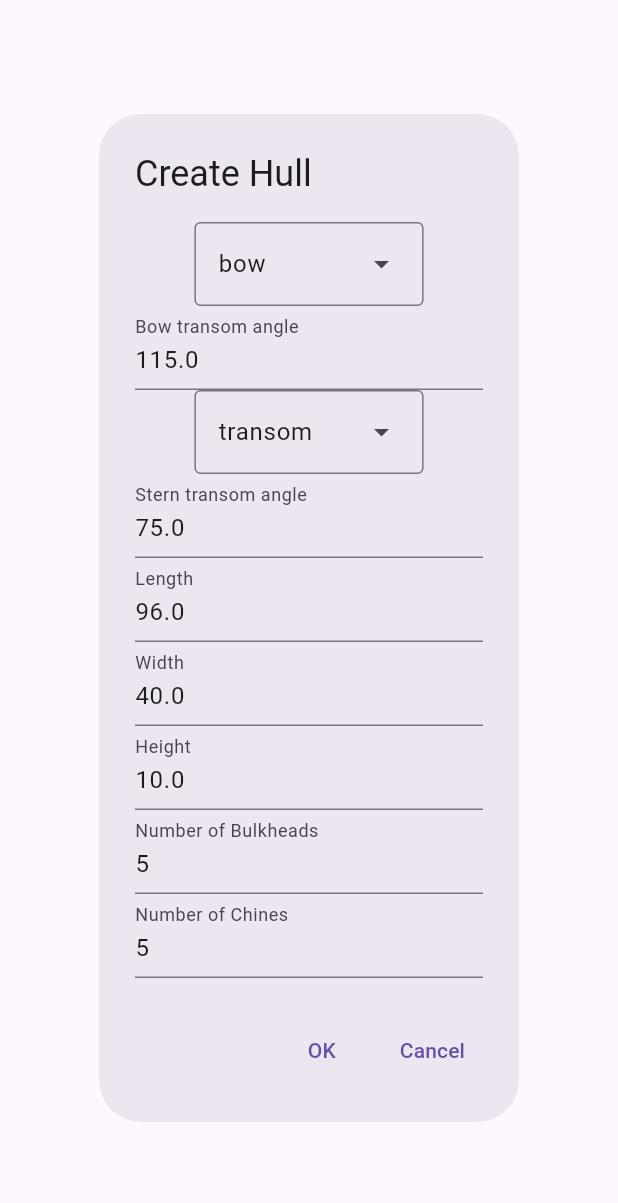
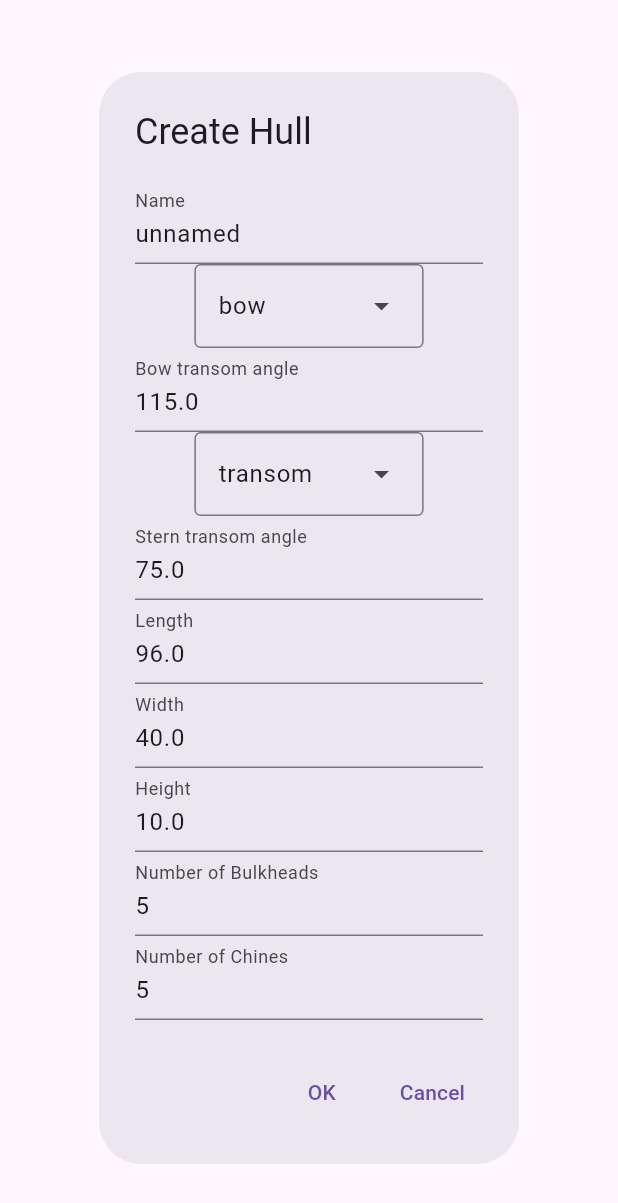
Before and after one commit to philip-w-howard/AVSHullWeb, a Flutter app: the NewHullDialog widget shown alone on an empty page, opened directly with empty values, on a phone screen of 412 x 824 dp. Shown: the top 1203 px of the screen. Run offline on Flutter 3.47's test engine with Material 3 defaults, Android fonts, the phone set to English and light mode, and no system bars; missing offline and left inert: dart:html.

Commit message:
Hulls Save/Load from Local storage based on hull name. Can export/import JSON.

```diff
--- a/avs_hull_web/lib/UI/input_helpers.dart
+++ b/avs_hull_web/lib/UI/input_helpers.dart
@@ -76,3 +76,37 @@ class IntEntry extends TextField {
     }
   }
 }
+
+// ****************************************************************
+class MyTextEntry extends TextField {
+  final ValueChanged<String> update;
+
+  MyTextEntry(
+      {super.key,
+      required String initValue,
+      required InputDecoration title,
+      required this.update})
+      : super(
+          controller: TextEditingController(),
+          decoration: title,
+          keyboardType: TextInputType.number,
+          inputFormatters: [
+            FilteringTextInputFormatter.allow(RegExp(r'[a-zA-Z0-9_]'))
+          ],
+          focusNode: FocusNode(),
+        ) {
+    focusNode?.addListener(_listener);
+    controller?.text = initValue;
+  }
+
+  void _listener() {
+    // Code to execute when text field 3 changes
+    bool? hasFocus = focusNode?.hasFocus;
+    if (hasFocus != null && !hasFocus) {
+      String? text = controller?.text;
+      if (text != null) {
+        update(text);
+      }
+    }
+  }
+}
--- a/avs_hull_web/lib/UI/new_hull_dialog.dart
+++ b/avs_hull_web/lib/UI/new_hull_dialog.dart
@@ -4,6 +4,7 @@
 // See https://github.com/philip-w-howard/AVSHullWeb for details
 // ***************************************************************
 
+import 'package:avs_hull_web/UI/input_helpers.dart';
 import 'package:avs_hull_web/models/hull.dart';
 import 'package:flutter/material.dart';
 import 'package:flutter/services.dart';
@@ -42,7 +43,13 @@ class ResizeDialogState extends State<NewHullDialog> {
           child: Column(
         mainAxisSize: MainAxisSize.min,
         children: [
-          BulkheadTypeSelector(
+          MyTextEntry(
+              initValue: _params.name,
+              title: const InputDecoration(labelText: 'Name'),
+              update: (String name) {
+                _params.name = name;
+              }),
+           BulkheadTypeSelector(
               param: _params.bow,
               update: (BulkheadType type) {
                 _params.bow = type;
--- a/avs_hull_web/lib/models/hull.dart
+++ b/avs_hull_web/lib/models/hull.dart
@@ -11,8 +11,10 @@ import 'package:xml/xml.dart';
 import '../geometry/point_3d.dart';
 import 'bulkhead.dart';
 import '../geometry/spline.dart';
+import '../settings/settings.dart';
 
 class HullParams {
+  String name = unnamedHullName;
   BulkheadType bow = BulkheadType.bow;
   double forwardTransomAngle = 115;
   BulkheadType stern = BulkheadType.transom;
@@ -25,6 +27,7 @@ class HullParams {
 }
 
 class Hull {
+  String name = unnamedHullName;
   List<Bulkhead> mBulkheads = [];
   List<Spline> mChines = [];
   DateTime timeUpdated = DateTime.now();
@@ -42,6 +45,7 @@ class Hull {
     int bulk = 0;
     double bulkSpacing = params.length / (params.numBulkheads - 1);
     mBulkheads = [];
+    name = params.name;
 
     for (bulk=0; bulk<params.numBulkheads; bulk++)
     {
@@ -96,6 +100,8 @@ class Hull {
   }
 
   Hull.fromJson(Map<String, dynamic> json) {
+    if (json['name'] != null) name = json['name'];
+
     if (json['mBulkheads'] != null) {
       json['mBulkheads'].forEach((bulkheadJson) {
         mBulkheads.add(Bulkhead.fromJson(bulkheadJson));
@@ -235,8 +241,10 @@ class Hull {
     }
   }
 
+  // **************************************************
   Map<String, dynamic> toJson() {
     return {
+      'name': name,
       'mBulkheads': mBulkheads,
       'timeUpdated': timeUpdated.toIso8601String(),
     };
```
Also changed, not shown: avs_hull_web/lib/IO/file_io.dart (+30 -23 lines), avs_hull_web/lib/UI/design_screen.dart (+30 -7 lines), avs_hull_web/lib/main.dart (+15 -2 lines), avs_hull_web/lib/settings/settings.dart (+42 -5 lines), 1 other file.
